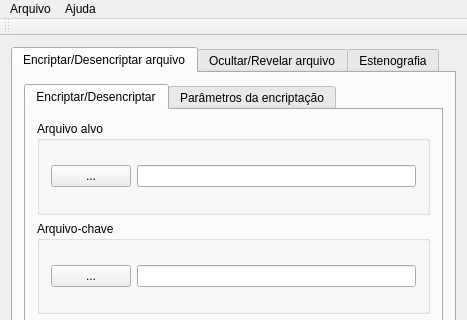
First picture: the form in mainwindow.ui, repository gogo40/PASME, before the edit; both pictures show x 0 to 467 and y 0 to 320 of the 467 by 473 pixel window.
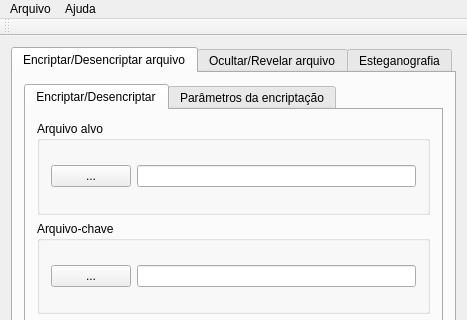
Second picture: the form after the edit.

Commit message: pequena correção...

Diff of the .ui file:
```diff
--- a/mainwindow.ui
+++ b/mainwindow.ui
@@ -500,7 +500,7 @@
       </widget>
       <widget class="QWidget" name="tab_5">
        <attribute name="title">
-        <string>Estenografia</string>
+        <string>Esteganografia</string>
        </attribute>
        <layout class="QGridLayout" name="gridLayout_5">
         <item row="0" column="0">
```
The commit also changes 1 other file.
